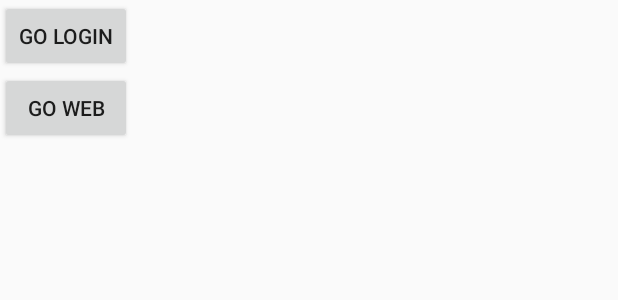
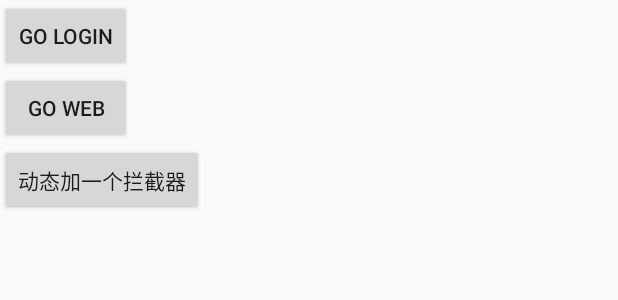
Before and after one commit to FlyJingFish/LightRouter, an Android app: the layout activity_main.xml on its own in the app's theme, with its tools: preview values and no code run, on a phone screen of 412 x 824 dp. Shown: the top 300 px of the screen. Run offline under Robolectric (Android 15) with nearby library versions, the phone set to English and light mode, and no system bars.

Commit message:
修改readme

```diff
--- /dev/null
+++ b/app/src/main/java/com/flyjingfish/lightrouter/IgnoreIntercept.kt
@@ -0,0 +1,6 @@
+package com.flyjingfish.lightrouter
+
+import com.flyjingfish.module_communication_intercept.intercept.RouterIntercept
+
+abstract class IgnoreIntercept:RouterIntercept {
+}
--- a/app/src/main/res/layout/activity_main.xml
+++ b/app/src/main/res/layout/activity_main.xml
@@ -13,4 +13,9 @@
         android:layout_width="wrap_content"
         android:layout_height="wrap_content"
         android:text="go web"/>
+    <Button
+        android:id="@+id/btn_add_intercept"
+        android:layout_width="wrap_content"
+        android:layout_height="wrap_content"
+        android:text="动态加一个拦截器"/>
 </LinearLayout>
--- a/gradle/libs.versions.toml
+++ b/gradle/libs.versions.toml
@@ -9,7 +9,7 @@ espresso-core = "3.5.1"
 lifecycle-runtime-ktx = "2.8.0"
 activity-compose = "1.9.0"
 compose-bom = "2023.03.00"
-module-communication = "1.1.7"
+module-communication = "1.1.8"
 material = "1.6.0"
 androidAopVersion = "1.8.2"
 kspVersion = "1.8.10-1.0.9"
--- a/lib-user/src/main/java/com/flyjingfish/user/UserIntercept.kt
+++ b/lib-user/src/main/java/com/flyjingfish/user/UserIntercept.kt
@@ -11,6 +11,6 @@ class UserIntercept : RouterIntercept {
     }
 
     override fun order(): Int {
-        return 2
+        return 3
     }
 }
```
Also changed, not shown: app/src/main/java/com/flyjingfish/lightrouter/ui/MainActivity.kt (+17 -0 lines), 1 other file.
